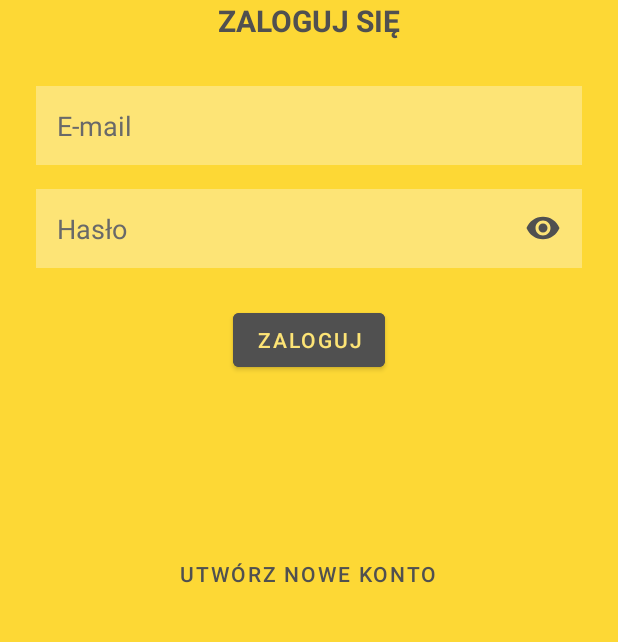
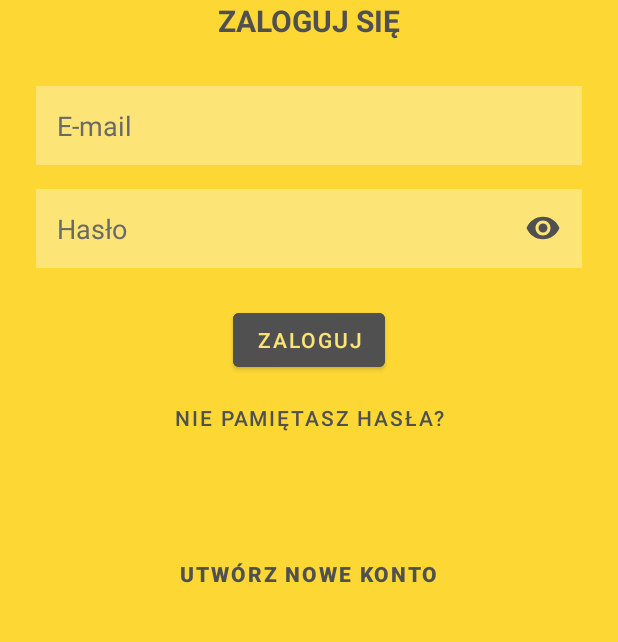
Before and after one commit to nieswietymikolaj/CarAssistant, an Android app: the screen it shows after launch (LoginActivity), on a phone screen of 412 x 824 dp, the part 375-1017 px from its top. Run offline under Robolectric (Android 15) with nearby library versions, the phone set to English and light mode, and no system bars.

Commit message:
Dodano przycisk "zapomniałem hasła" w logowaniu
Dodano przycisk "zapomniałem hasła" w logowaniu

```diff
--- a/app/src/main/res/layout/activity_login.xml
+++ b/app/src/main/res/layout/activity_login.xml
@@ -98,16 +98,30 @@
         app:layout_constraintTop_toBottomOf="@+id/login_password" />
 
     <Button
+        android:id="@+id/login_forgot_button"
+        android:layout_width="wrap_content"
+        android:layout_height="wrap_content"
+        android:layout_marginTop="4dp"
+        android:background="@color/transparent"
+        android:text="@string/login_forgot_button"
+        android:textAllCaps="true"
+        android:textColor="@color/text_gray"
+        app:layout_constraintEnd_toEndOf="parent"
+        app:layout_constraintStart_toStartOf="parent"
+        app:layout_constraintTop_toBottomOf="@+id/login_button" />
+
+    <Button
         android:id="@+id/login_register_button"
         android:layout_width="wrap_content"
         android:layout_height="wrap_content"
-        android:layout_marginTop="108dp"
+        android:layout_marginTop="56dp"
         android:background="@color/transparent"
         android:text="@string/login_register_button"
         android:textColor="@color/text_gray"
+        android:textStyle="bold"
         app:layout_constraintEnd_toEndOf="parent"
         app:layout_constraintHorizontal_bias="0.497"
         app:layout_constraintStart_toStartOf="parent"
-        app:layout_constraintTop_toBottomOf="@+id/login_button" />
+        app:layout_constraintTop_toBottomOf="@+id/login_forgot_button" />
 
 </androidx.constraintlayout.widget.ConstraintLayout>
--- a/app/src/main/res/layout/activity_register.xml
+++ b/app/src/main/res/layout/activity_register.xml
@@ -120,6 +120,7 @@
         android:background="@color/transparent"
         android:text="@string/register_login_button"
         android:textColor="@color/text_gray"
+        android:textStyle="bold"
         app:layout_constraintEnd_toEndOf="parent"
         app:layout_constraintHorizontal_bias="0.497"
         app:layout_constraintStart_toStartOf="parent"
--- a/app/src/main/res/values/strings.xml
+++ b/app/src/main/res/values/strings.xml
@@ -21,6 +21,7 @@
     <string name="login_email">E-mail</string>
     <string name="login_password">Hasło</string>
     <string name="login_button">Zaloguj</string>
+    <string name="login_forgot_button">Nie pamiętasz hasła?</string>
     <string name="login_register_button">Utwórz nowe konto</string>
 
 
```
Also changed, not shown: 31 other files.
